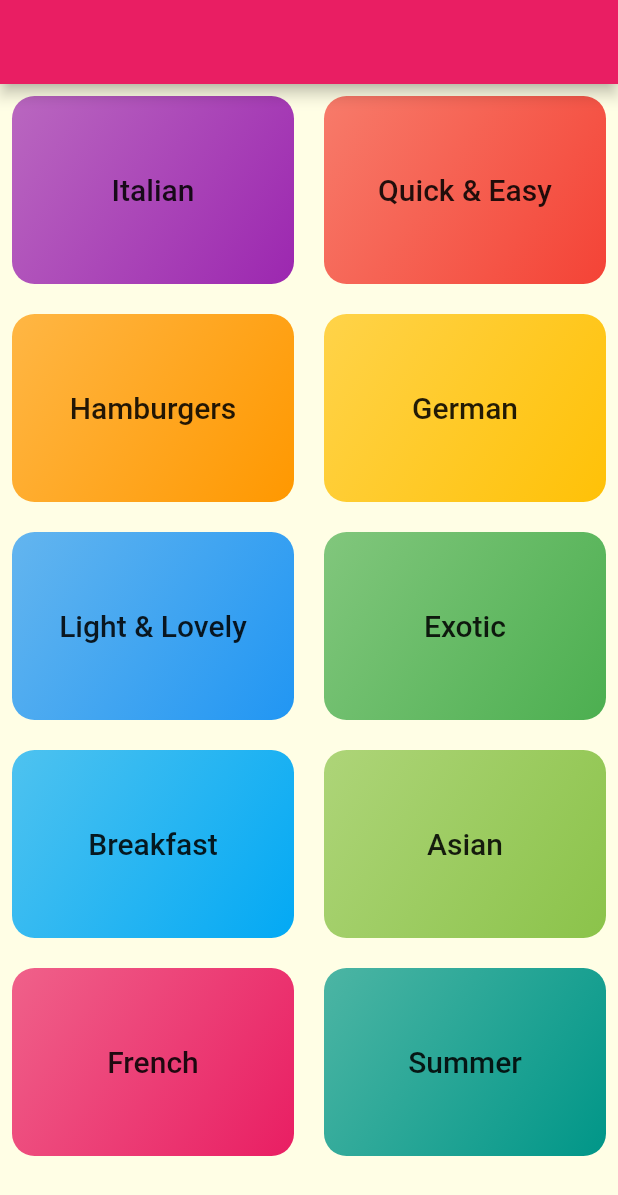
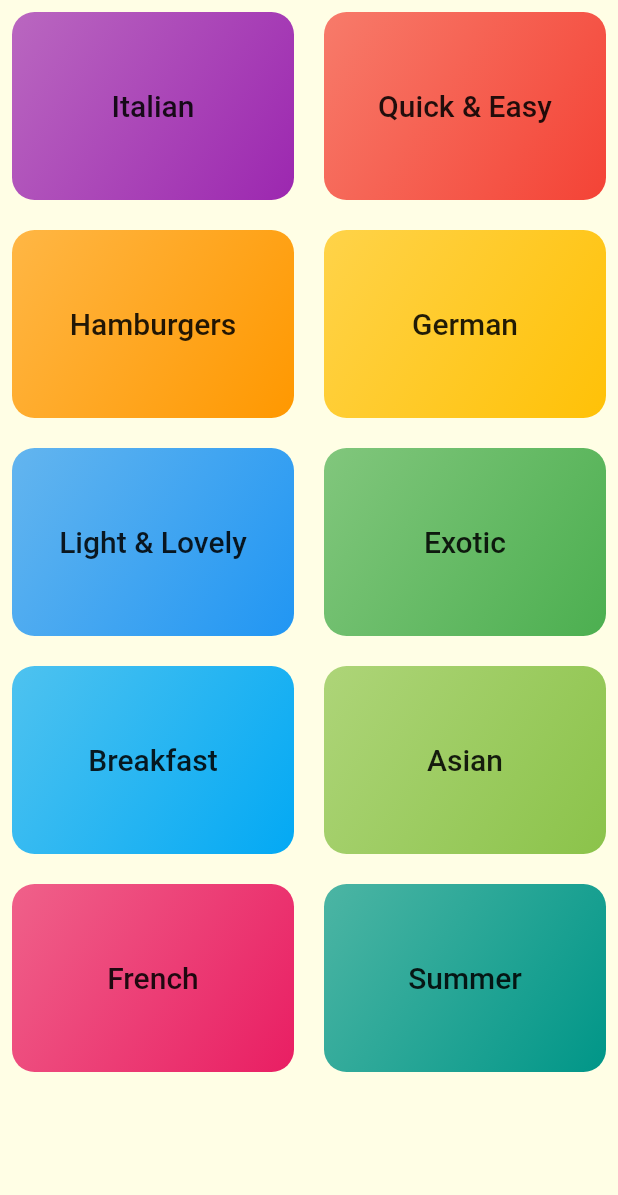
Before and after one commit to ajnart/flutter, a Flutter app: the screen it shows after launch, on a phone screen of 412 x 824 dp. Shown: the top 1195 px of the screen. Run offline on Flutter 3.47's test engine with Material 2 defaults, Android fonts, the phone set to English and light mode, and no system bars; our stand-ins replace getwidget, google_fonts, material_design_icons_flutter, table_calendar; missing offline and left inert: dart:html, dart:js.

Commit message:
Remove appbar in categories

```diff
--- a/masterborger/lib/screens/categories_screen.dart
+++ b/masterborger/lib/screens/categories_screen.dart
@@ -7,9 +7,6 @@ class CategoriesScreen extends StatelessWidget {
   @override
   Widget build(BuildContext context) {
     return Scaffold(
-      appBar: AppBar(
-        title: const Text(''),
-      ),
       body: GridView(
         padding: const EdgeInsets.all(8),
         children: DUMMY_CATEGORIES
```
